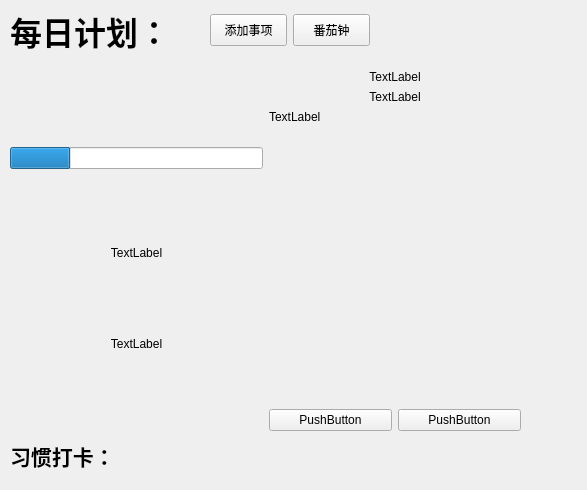
This is dailyplan.ui in zajuak/TriDoS as Qt 5 draws it before an edit. The edited form follows.
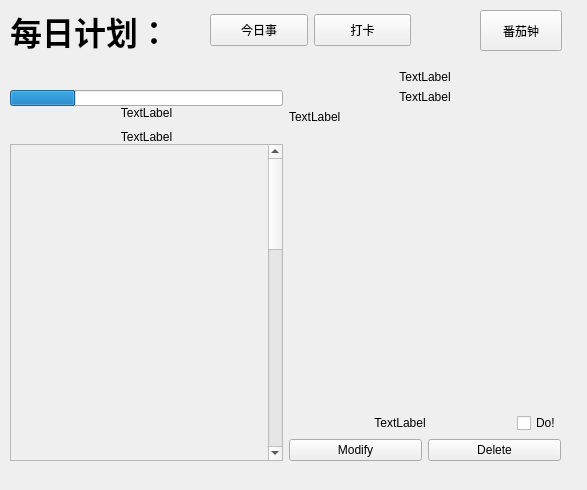
This is the edited form.

```diff
--- a/dailyplan.ui
+++ b/dailyplan.ui
@@ -43,13 +43,19 @@
     <rect>
      <x>210</x>
      <y>10</y>
-     <width>160</width>
+     <width>201</width>
      <height>41</height>
     </rect>
    </property>
    <layout class="QHBoxLayout" name="horizontalLayout">
     <item>
-     <widget class="QPushButton" name="pushButton">
+     <widget class="QPushButton" name="IssueForToday">
+      <property name="sizePolicy">
+       <sizepolicy hsizetype="Preferred" vsizetype="Fixed">
+        <horstretch>0</horstretch>
+        <verstretch>0</verstretch>
+       </sizepolicy>
+      </property>
       <property name="minimumSize">
        <size>
         <width>32</width>
@@ -57,12 +63,18 @@
        </size>
       </property>
       <property name="text">
-       <string>添加事项</string>
+       <string>今日事</string>
       </property>
      </widget>
     </item>
     <item>
-     <widget class="QPushButton" name="pomodroButton">
+     <widget class="QPushButton" name="HabitGrowing">
+      <property name="sizePolicy">
+       <sizepolicy hsizetype="Preferred" vsizetype="Fixed">
+        <horstretch>0</horstretch>
+        <verstretch>0</verstretch>
+       </sizepolicy>
+      </property>
       <property name="minimumSize">
        <size>
         <width>32</width>
@@ -70,38 +82,19 @@
        </size>
       </property>
       <property name="text">
-       <string>番茄钟</string>
+       <string>打卡</string>
       </property>
      </widget>
     </item>
    </layout>
   </widget>
-  <widget class="QLabel" name="Habit">
-   <property name="geometry">
-    <rect>
-     <x>10</x>
-     <y>440</y>
-     <width>151</width>
-     <height>32</height>
-    </rect>
-   </property>
-   <property name="minimumSize">
-    <size>
-     <width>96</width>
-     <height>32</height>
-    </size>
-   </property>
-   <property name="text">
-    <string>&lt;html&gt;&lt;head/&gt;&lt;body&gt;&lt;p&gt;&lt;span style=&quot; font-size:16pt; font-weight:700;&quot;&gt;习惯打卡：&lt;/span&gt;&lt;/p&gt;&lt;/body&gt;&lt;/html&gt;</string>
-   </property>
-  </widget>
   <widget class="QWidget" name="horizontalLayoutWidget_2">
    <property name="geometry">
     <rect>
      <x>10</x>
      <y>70</y>
-     <width>511</width>
-     <height>361</height>
+     <width>551</width>
+     <height>391</height>
     </rect>
    </property>
    <layout class="QGridLayout" name="mainLayout">
@@ -158,6 +151,33 @@
         </property>
        </widget>
       </item>
+      <item>
+       <layout class="QHBoxLayout" name="AttributeLayout">
+        <item>
+         <widget class="QLabel" name="Kinds">
+          <property name="text">
+           <string>TextLabel</string>
+          </property>
+          <property name="alignment">
+           <set>Qt::AlignmentFlag::AlignCenter</set>
+          </property>
+         </widget>
+        </item>
+        <item>
+         <widget class="QCheckBox" name="checkBox">
+          <property name="sizePolicy">
+           <sizepolicy hsizetype="Maximum" vsizetype="Fixed">
+            <horstretch>0</horstretch>
+            <verstretch>0</verstretch>
+           </sizepolicy>
+          </property>
+          <property name="text">
+           <string>Do!</string>
+          </property>
+         </widget>
+        </item>
+       </layout>
+      </item>
       <item>
        <layout class="QHBoxLayout" name="OperatorLayout">
         <item>
@@ -172,14 +192,14 @@
            <enum>Qt::LayoutDirection::LeftToRight</enum>
           </property>
           <property name="text">
-           <string>PushButton</string>
+           <string>Modify</string>
           </property>
          </widget>
         </item>
         <item>
          <widget class="QPushButton" name="pushButton_2">
           <property name="text">
-           <string>PushButton</string>
+           <string>Delete</string>
           </property>
          </widget>
         </item>
@@ -188,17 +208,33 @@
      </layout>
     </item>
     <item row="0" column="0">
-     <layout class="QVBoxLayout" name="ScheduleLayout" stretch="0,0,0">
+     <layout class="QVBoxLayout" name="TodayLayout" stretch="0,0,0,0,0,0,0,0">
       <property name="spacing">
        <number>0</number>
       </property>
       <property name="sizeConstraint">
        <enum>QLayout::SizeConstraint::SetDefaultConstraint</enum>
       </property>
+      <item>
+       <spacer name="verticalSpacer_2">
+        <property name="orientation">
+         <enum>Qt::Orientation::Vertical</enum>
+        </property>
+        <property name="sizeType">
+         <enum>QSizePolicy::Policy::Preferred</enum>
+        </property>
+        <property name="sizeHint" stdset="0">
+         <size>
+          <width>20</width>
+          <height>40</height>
+         </size>
+        </property>
+       </spacer>
+      </item>
       <item>
        <widget class="QProgressBar" name="TimeProgress">
         <property name="sizePolicy">
-         <sizepolicy hsizetype="Preferred" vsizetype="Fixed">
+         <sizepolicy hsizetype="Preferred" vsizetype="Preferred">
           <horstretch>0</horstretch>
           <verstretch>0</verstretch>
          </sizepolicy>
@@ -217,10 +253,26 @@
         </property>
        </widget>
       </item>
+      <item>
+       <spacer name="verticalSpacer_4">
+        <property name="orientation">
+         <enum>Qt::Orientation::Vertical</enum>
+        </property>
+        <property name="sizeType">
+         <enum>QSizePolicy::Policy::Maximum</enum>
+        </property>
+        <property name="sizeHint" stdset="0">
+         <size>
+          <width>20</width>
+          <height>10</height>
+         </size>
+        </property>
+       </spacer>
+      </item>
       <item>
        <widget class="QLabel" name="NowTime">
         <property name="sizePolicy">
-         <sizepolicy hsizetype="Preferred" vsizetype="Fixed">
+         <sizepolicy hsizetype="Preferred" vsizetype="Preferred">
           <horstretch>0</horstretch>
           <verstretch>0</verstretch>
          </sizepolicy>
@@ -233,10 +285,26 @@
         </property>
        </widget>
       </item>
+      <item>
+       <spacer name="verticalSpacer_3">
+        <property name="orientation">
+         <enum>Qt::Orientation::Vertical</enum>
+        </property>
+        <property name="sizeType">
+         <enum>QSizePolicy::Policy::Fixed</enum>
+        </property>
+        <property name="sizeHint" stdset="0">
+         <size>
+          <width>20</width>
+          <height>10</height>
+         </size>
+        </property>
+       </spacer>
+      </item>
       <item>
        <widget class="QLabel" name="DayOnShow">
         <property name="sizePolicy">
-         <sizepolicy hsizetype="Preferred" vsizetype="Maximum">
+         <sizepolicy hsizetype="Preferred" vsizetype="Minimum">
           <horstretch>0</horstretch>
           <verstretch>0</verstretch>
          </sizepolicy>
@@ -249,10 +317,80 @@
         </property>
        </widget>
       </item>
+      <item>
+       <spacer name="verticalSpacer">
+        <property name="orientation">
+         <enum>Qt::Orientation::Vertical</enum>
+        </property>
+        <property name="sizeType">
+         <enum>QSizePolicy::Policy::Preferred</enum>
+        </property>
+        <property name="sizeHint" stdset="0">
+         <size>
+          <width>20</width>
+          <height>10</height>
+         </size>
+        </property>
+       </spacer>
+      </item>
+      <item>
+       <widget class="QScrollArea" name="ScheduleScroll">
+        <property name="sizePolicy">
+         <sizepolicy hsizetype="Preferred" vsizetype="Expanding">
+          <horstretch>0</horstretch>
+          <verstretch>0</verstretch>
+         </sizepolicy>
+        </property>
+        <property name="widgetResizable">
+         <bool>false</bool>
+        </property>
+        <widget class="QWidget" name="ScheduleContent">
+         <property name="geometry">
+          <rect>
+           <x>0</x>
+           <y>0</y>
+           <width>250</width>
+           <height>1000</height>
+          </rect>
+         </property>
+         <property name="sizePolicy">
+          <sizepolicy hsizetype="Preferred" vsizetype="Expanding">
+           <horstretch>0</horstretch>
+           <verstretch>0</verstretch>
+          </sizepolicy>
+         </property>
+        </widget>
+       </widget>
+      </item>
      </layout>
     </item>
    </layout>
   </widget>
+  <widget class="QPushButton" name="pomodroButton">
+   <property name="geometry">
+    <rect>
+     <x>480</x>
+     <y>10</y>
+     <width>82</width>
+     <height>41</height>
+    </rect>
+   </property>
+   <property name="sizePolicy">
+    <sizepolicy hsizetype="Preferred" vsizetype="Fixed">
+     <horstretch>0</horstretch>
+     <verstretch>0</verstretch>
+    </sizepolicy>
+   </property>
+   <property name="minimumSize">
+    <size>
+     <width>32</width>
+     <height>32</height>
+    </size>
+   </property>
+   <property name="text">
+    <string>番茄钟</string>
+   </property>
+  </widget>
  </widget>
  <resources/>
  <connections/>
```
Left out of the diff: 4 changed lines with no effect on the pictures.
